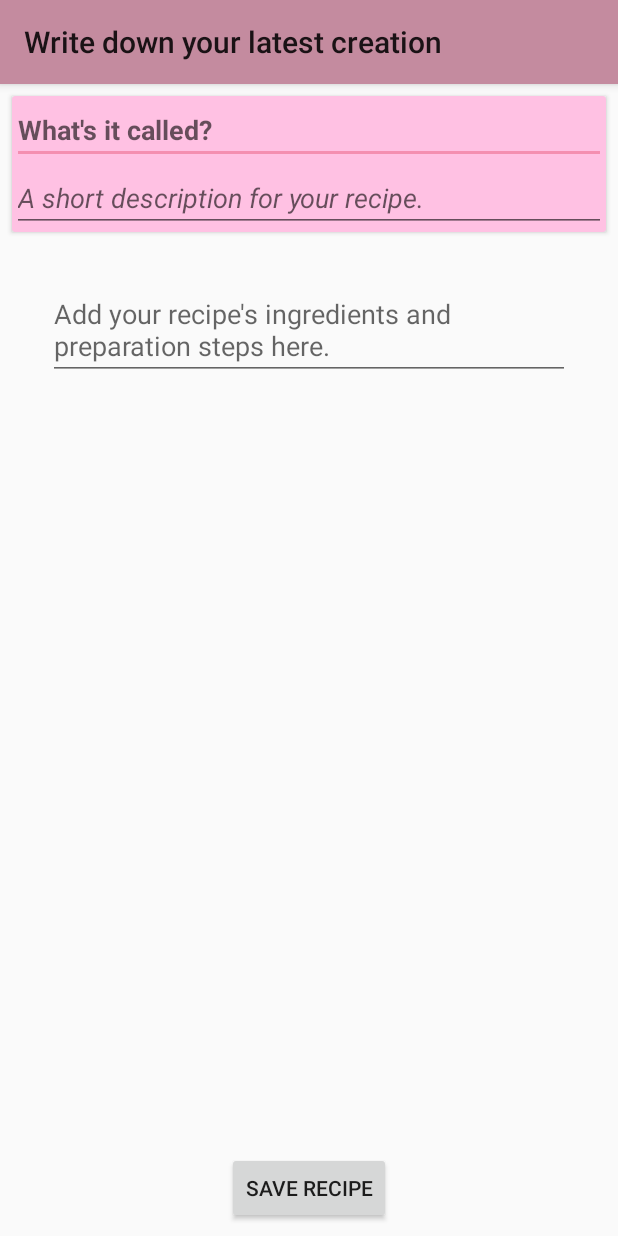
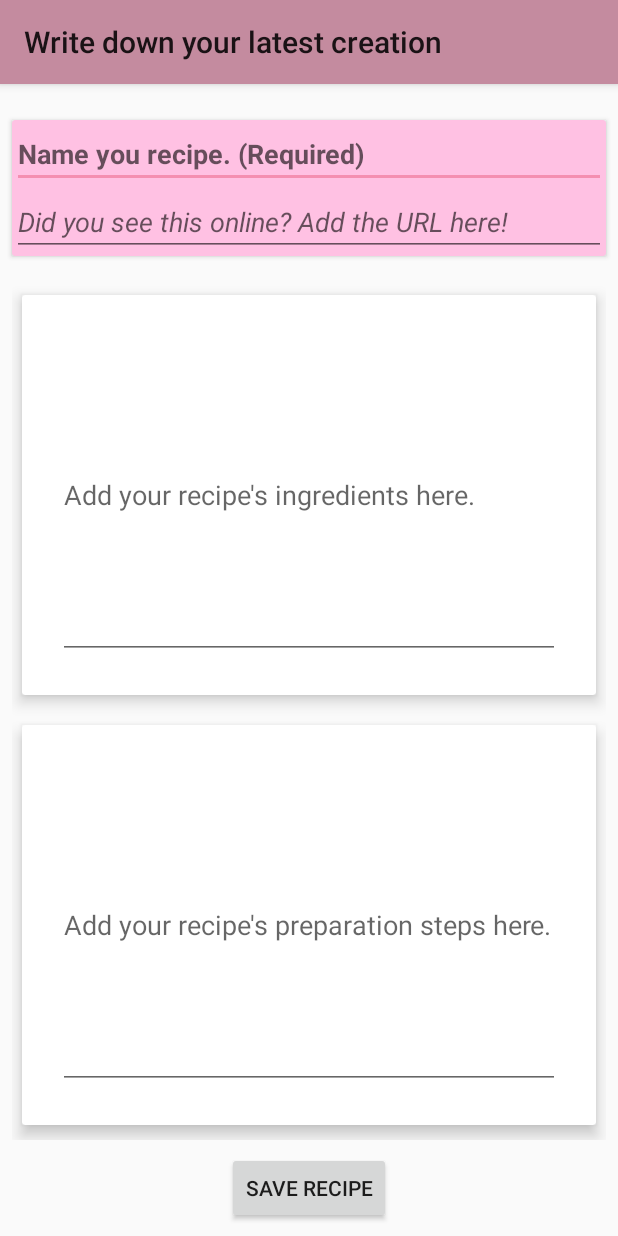
Before and after one commit to Markaleth/recipesForHappinessApp, an Android app: the AddNewRecipe screen opened directly, with no data from a screen before it, on a phone screen of 412 x 824 dp. Run offline under Robolectric (Android 15) with nearby library versions, the light colour scheme and no system bars.

Commit message:
Deleted unused layouts, Modified layouts

```diff
--- a/app/src/main/java/com/vladgeorgescu/recipesforhappiness/AddNewRecipe.java
+++ b/app/src/main/java/com/vladgeorgescu/recipesforhappiness/AddNewRecipe.java
@@ -5,6 +5,13 @@ import android.os.Bundle;
 
 public class AddNewRecipe extends AppCompatActivity {
 
+    private String recipeName;
+    private String recipeDescription;
+    private String recipeIngredients;
+    private String recipeSteps;
+
+
+
     @Override
     protected void onCreate(Bundle savedInstanceState) {
         super.onCreate(savedInstanceState);
--- a/app/src/main/res/layout/activity_add_new_recipe.xml
+++ b/app/src/main/res/layout/activity_add_new_recipe.xml
@@ -31,7 +31,7 @@
         android:layout_marginStart="8dp"
         android:layout_marginTop="8dp"
         app:cardBackgroundColor="@color/colorSecondaryLight"
-        app:layout_constraintBottom_toTopOf="@+id/linearLayout2"
+        app:layout_constraintBottom_toTopOf="@+id/recipe_steps_linearLayout"
         app:layout_constraintEnd_toStartOf="parent"
         app:layout_constraintStart_toEndOf="@+id/recipe_toolbar"
         app:layout_constraintTop_toBottomOf="@+id/recipe_toolbar">
@@ -42,7 +42,7 @@
 
             <LinearLayout
                 android:layout_width="match_parent"
-                android:layout_height="match_parent"
+                android:layout_height="wrap_content"
                 android:orientation="vertical">
 
                 <EditText
@@ -57,7 +57,7 @@
                     android:layout_width="match_parent"
                     android:layout_height="wrap_content"
                     android:layout_weight="1"
-                    android:hint="@string/recipe_description_text_input_hint"
+                    android:hint="@string/recipe_url_text_input_hint"
                     android:inputType="text"
                     android:textStyle="italic" />
             </LinearLayout>
@@ -78,32 +78,72 @@
         app:layout_constraintStart_toStartOf="parent"
         app:layout_constraintTop_toBottomOf="@+id/cardView2">
 
+        <android.support.v7.widget.CardView
+            android:layout_width="match_parent"
+            android:layout_height="match_parent"
+            android:layout_weight="1"
+            app:cardElevation="6dp"
+            app:cardUseCompatPadding="true">
+
             <ScrollView
-            android:id="@+id/recipe_steps_scrollView"
+                android:id="@+id/recipe_ingredients_scrollView"
                 android:layout_width="match_parent"
                 android:layout_height="match_parent"
                 android:layout_marginBottom="8dp"
                 android:layout_marginEnd="8dp"
                 android:layout_marginStart="8dp"
                 android:layout_marginTop="8dp"
-            app:layout_constraintBottom_toTopOf="@+id/saveRecipe"
-            app:layout_constraintEnd_toEndOf="parent"
-            app:layout_constraintStart_toStartOf="parent"
-            app:layout_constraintTop_toBottomOf="@+id/cardView2">
+                android:layout_weight="1"
+                android:fillViewport="true">
+
+                <EditText
+                    android:id="@+id/recipe_ingredients_description"
+                    android:layout_width="match_parent"
+                    android:layout_height="wrap_content"
+                    android:layout_marginBottom="16dp"
+                    android:layout_marginEnd="16dp"
+                    android:layout_marginStart="16dp"
+                    android:layout_marginTop="16dp"
+                    android:hint="@string/recipe_ingredients_text_input_hint"
+                    android:inputType="text|textMultiLine"
+                    android:singleLine="false"
+                    android:typeface="sans" />
+            </ScrollView>
+        </android.support.v7.widget.CardView>
+
+        <android.support.v7.widget.CardView
+            android:layout_width="match_parent"
+            android:layout_height="match_parent"
+            android:layout_weight="1"
+            app:cardElevation="6dp"
+            app:cardUseCompatPadding="true">
+
+            <ScrollView
+                android:id="@+id/recipe_preparation_steps_scrollView"
+                android:layout_width="match_parent"
+                android:layout_height="match_parent"
+                android:layout_marginBottom="8dp"
+                android:layout_marginEnd="8dp"
+                android:layout_marginStart="8dp"
+                android:layout_marginTop="8dp"
+                android:layout_weight="1"
+                android:fillViewport="true">
 
                 <EditText
                     android:id="@+id/recipe_steps_description"
                     android:layout_width="match_parent"
-                android:layout_height="match_parent"
+                    android:layout_height="wrap_content"
                     android:layout_marginBottom="16dp"
                     android:layout_marginEnd="16dp"
                     android:layout_marginStart="16dp"
                     android:layout_marginTop="16dp"
-                android:hint="Add your recipe's ingredients and preparation steps here."
+                    android:hint="@string/recipe_preparation_steps_text_input_hint"
                     android:inputType="text|textMultiLine"
                     android:singleLine="false"
                     android:typeface="sans" />
             </ScrollView>
+        </android.support.v7.widget.CardView>
+
 
     </LinearLayout>
 
--- a/app/src/main/res/values/strings.xml
+++ b/app/src/main/res/values/strings.xml
@@ -1,20 +1,15 @@
 <resources>
     <string name="app_name">Recipes for Happiness</string>
     <string name="landing_screen_text_view">Welcome to Recipes For Happiness!</string>
-    <string name="user_name">"What's your name chef?"</string>
     <string name="recipes_screen_label">My recipes </string>
-    <string name="online_recipes_screen_label">Internet recipes</string>
-    <string name="submit_button">"Let's start!"</string>
-    <string name="tab_one">"My creations"</string>
-    <string name="tab_two">"Internet inspiration"</string>
     <string name="add_new_recipe_creation">"Write down your latest creation"</string>
 
-    <string name="recipe_name_text_input_hint">"What's it called?"</string>
-    <string name="recipe_description_text_input_hint">"A short description for your recipe."</string>
-    <string name="ingredient_name_hint">"What ingredient?"</string>
-    <string name="ingredient_qty_hint">"How much of it?"</string>
-    <string name="instructions_hint">"Any special instructions?"</string>
-    <string name="timer_hint">"Cooking time?"</string>
+    <string name="recipe_name_text_input_hint">"Name you recipe. (Required)"</string>
+    <string name="recipe_url_text_input_hint">"Did you see this online? Add the URL here!"</string>
+    <string name="recipe_ingredients_text_input_hint">"Add your recipe's ingredients here.</string>
+    <string name="recipe_preparation_steps_text_input_hint">"Add your recipe's preparation steps here."</string>
+
+
     <string name="save_recipe_button_label">"Save recipe"</string>
 
     <string-array name="recipeNames">
```
Also changed, not shown: app/src/main/res/layout/activity_landing_screen.xml (deleted, +0 -92 lines). Lines whose indentation alone changed are shown as unchanged.
